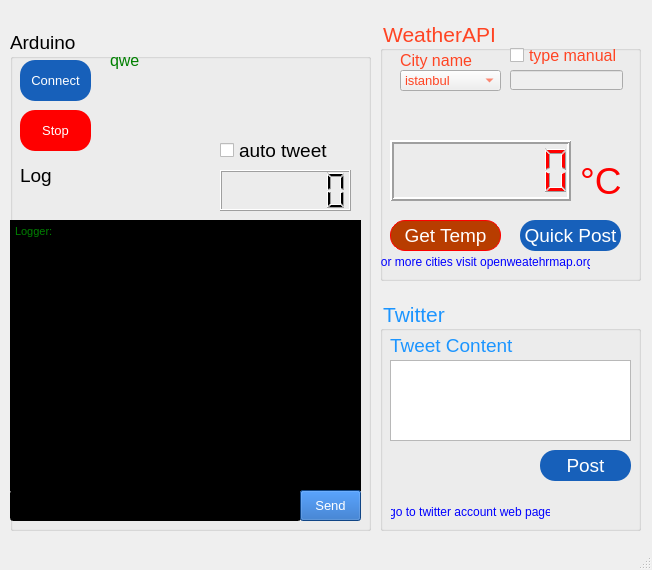
This is MainWindow.ui in avni25/twit-ard-con as Qt 5 draws it before an edit. The edited form follows.
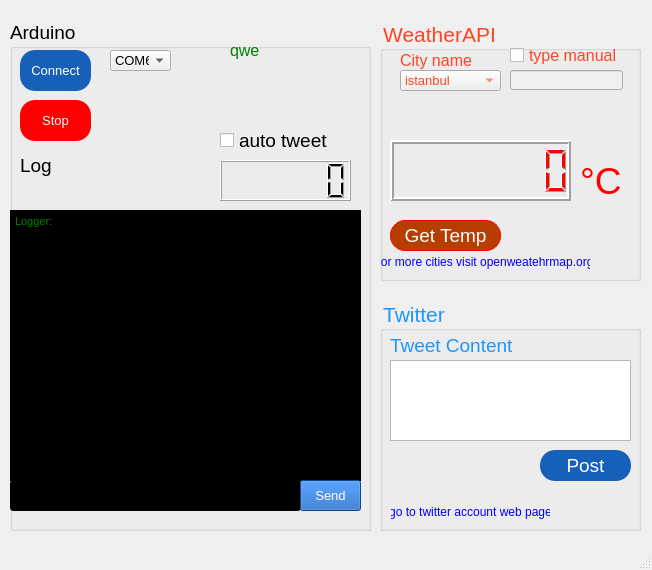
This is the edited form. Icons and pictures are not drawn.

The edit to the form file:
```diff
--- a/MainWindow.ui
+++ b/MainWindow.ui
@@ -457,10 +457,10 @@
      </property>
      <property name="geometry">
       <rect>
-       <x>140</x>
-       <y>200</y>
-       <width>101</width>
-       <height>31</height>
+       <x>210</x>
+       <y>210</y>
+       <width>31</width>
+       <height>21</height>
       </rect>
      </property>
      <property name="font">
@@ -478,23 +478,23 @@
       <string extracomment="post tweet"/>
      </property>
      <property name="styleSheet">
-      <string notr="true">QPushButton{	
-	background-color: rgb(23, 96, 186);
-	color: white;
-	border-radius: 15px;
-	cursor: pointer;
-	
-}
-
-QPushButton:hover
-{   
-	background-color: rgb(34, 178, 255);
-	cursor: pointer;
-}
-</string>
+      <string notr="true"/>
      </property>
      <property name="text">
-      <string>Quick Post</string>
+      <string/>
+     </property>
+     <property name="icon">
+      <iconset>
+       <normaloff>tw3.ico</normaloff>tw3.ico</iconset>
+     </property>
+     <property name="iconSize">
+      <size>
+       <width>25</width>
+       <height>25</height>
+      </size>
+     </property>
+     <property name="flat">
+      <bool>true</bool>
      </property>
     </widget>
    </widget>
@@ -502,9 +502,9 @@
     <property name="geometry">
      <rect>
       <x>10</x>
-      <y>30</y>
+      <y>20</y>
       <width>361</width>
-      <height>501</height>
+      <height>511</height>
      </rect>
     </property>
     <property name="font">
@@ -613,7 +613,7 @@
      </property>
      <property name="geometry">
       <rect>
-       <x>100</x>
+       <x>220</x>
        <y>20</y>
        <width>111</width>
        <height>21</height>
@@ -738,31 +738,6 @@
       <string>Stop</string>
      </property>
     </widget>
-    <widget class="QLabel" name="lbl_autoTweet">
-     <property name="geometry">
-      <rect>
-       <x>330</x>
-       <y>110</y>
-       <width>21</width>
-       <height>21</height>
-      </rect>
-     </property>
-     <property name="cursor">
-      <cursorShape>PointingHandCursor</cursorShape>
-     </property>
-     <property name="toolTip">
-      <string>post arduino temperature to Twitter</string>
-     </property>
-     <property name="text">
-      <string/>
-     </property>
-     <property name="pixmap">
-      <pixmap>tw3.ico</pixmap>
-     </property>
-     <property name="scaledContents">
-      <bool>true</bool>
-     </property>
-    </widget>
     <widget class="QCheckBox" name="checkBox_isAuto">
      <property name="geometry">
       <rect>
@@ -776,6 +751,76 @@
       <string>auto tweet</string>
      </property>
     </widget>
+    <widget class="QComboBox" name="comboBox_port">
+     <property name="geometry">
+      <rect>
+       <x>100</x>
+       <y>30</y>
+       <width>61</width>
+       <height>21</height>
+      </rect>
+     </property>
+     <property name="font">
+      <font>
+       <pointsize>10</pointsize>
+      </font>
+     </property>
+     <property name="currentText">
+      <string>COM6</string>
+     </property>
+     <item>
+      <property name="text">
+       <string>COM6</string>
+      </property>
+     </item>
+     <item>
+      <property name="text">
+       <string>COM7</string>
+      </property>
+     </item>
+     <item>
+      <property name="text">
+       <string>COM8</string>
+      </property>
+     </item>
+     <item>
+      <property name="text">
+       <string>COM10</string>
+      </property>
+     </item>
+    </widget>
+    <widget class="QPushButton" name="pushButton">
+     <property name="geometry">
+      <rect>
+       <x>320</x>
+       <y>110</y>
+       <width>21</width>
+       <height>21</height>
+      </rect>
+     </property>
+     <property name="cursor">
+      <cursorShape>PointingHandCursor</cursorShape>
+     </property>
+     <property name="toolTip">
+      <string>post tweet arduino temp</string>
+     </property>
+     <property name="text">
+      <string/>
+     </property>
+     <property name="icon">
+      <iconset>
+       <normaloff>tw3.ico</normaloff>tw3.ico</iconset>
+     </property>
+     <property name="iconSize">
+      <size>
+       <width>25</width>
+       <height>25</height>
+      </size>
+     </property>
+     <property name="flat">
+      <bool>true</bool>
+     </property>
+    </widget>
    </widget>
   </widget>
   <widget class="QMenuBar" name="menubar">
```
Left out of the diff: 2 changed lines with no effect on the pictures.
